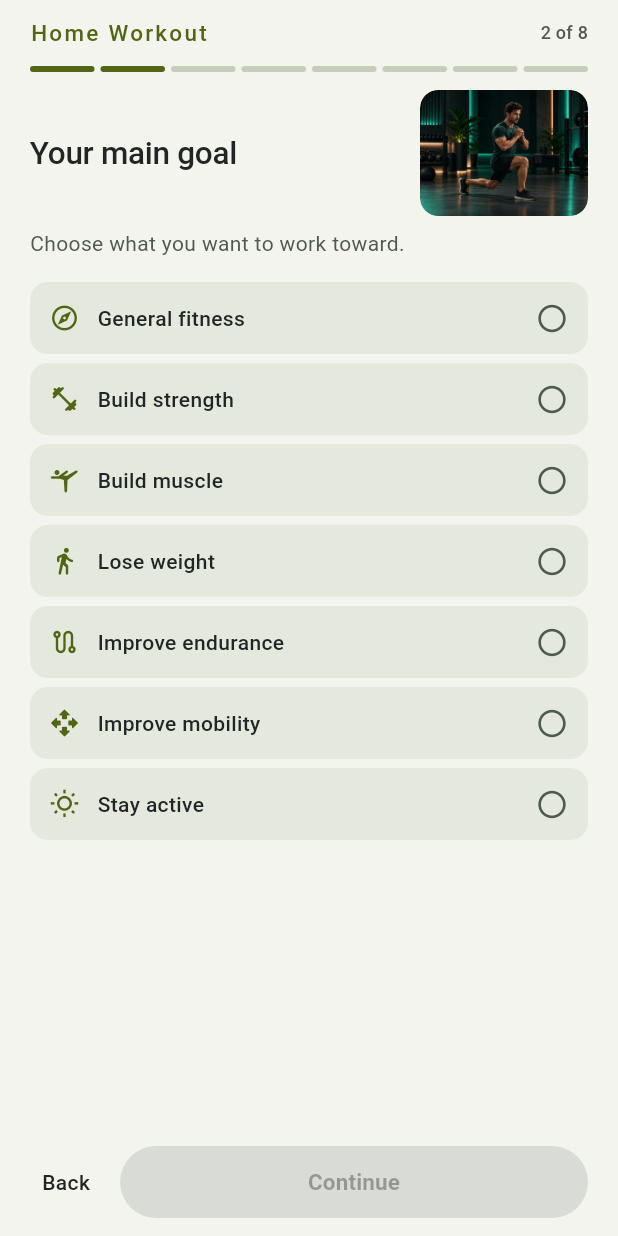
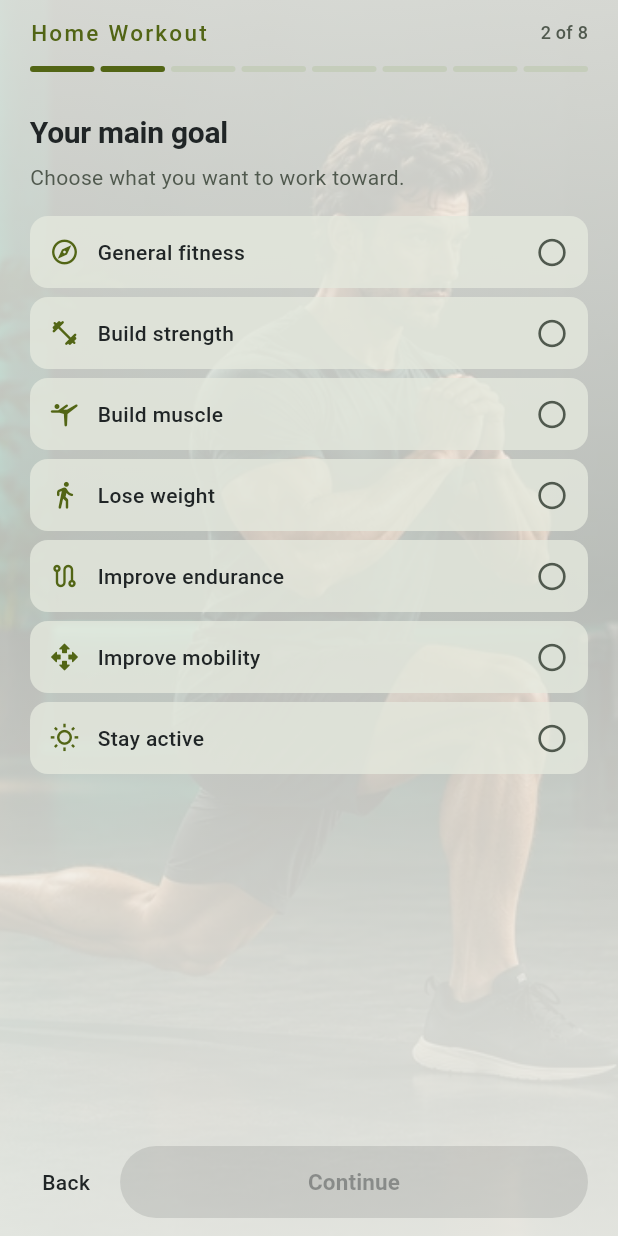
Before and after one commit to mu-spec/fitflow, a Flutter app: the screen it shows after launch, after a tap on "Continue", on a phone screen of 412 x 824 dp. Run offline on Flutter 3.47's test engine with Material 3 defaults, Android fonts, the phone set to English and light mode, and no system bars; our stand-ins replace file_picker, flutter_local_notifications, flutter_riverpod, flutter_timezone, flutter_tts, go_router and 2 more; accounts and stored records are empty.

Commit message:
Polish onboarding photography and add Home Workout branding

```diff
--- a/fitflow/lib/features/onboarding/presentation/onboarding_shell.dart
+++ b/fitflow/lib/features/onboarding/presentation/onboarding_shell.dart
@@ -1,5 +1,5 @@
 import 'package:fitflow/core/design/fitflow_layout.dart';
-import 'package:fitflow/core/design/media/fitflow_exercise_image.dart';
+import 'setup_photo_background.dart';
 import 'package:fitflow/features/workouts/presentation/workouts_theme.dart';
 import 'package:fitflow/features/onboarding/presentation/widgets/onboarding_progress.dart';
 import 'package:fitflow/l10n/fitflow_l10n.dart';
@@ -61,39 +61,14 @@ class OnboardingShell extends StatelessWidget {
                               : trailingLabel,
                           textAlign: TextAlign.center))),
             ]));
-        final photo = ClipRRect(
-            borderRadius: BorderRadius.circular(12),
-            child: FitFlowExerciseImage.hero(
-                exerciseId: _photos[(step - 1).clamp(0, 7)],
-                width: 112,
-                height: 84));
         Widget body() =>
             Column(crossAxisAlignment: CrossAxisAlignment.stretch, children: [
-              if (step == 1 || step == totalSteps) ...[
-                LayoutBuilder(builder: (context, constraints) {
-                  final width = constraints.maxWidth.clamp(0.0, 340.0);
-                  return Center(
-                      child: ClipRRect(
-                          borderRadius: BorderRadius.circular(16),
-                          child: FitFlowExerciseImage.hero(
-                              exerciseId: _photos[step - 1],
-                              width: width,
-                              height: width * .75)));
-                }),
               const SizedBox(height: 16),
               Semantics(
                   header: true,
-                    child: Text(title, style: theme.textTheme.titleLarge)),
-              ] else
-                Row(crossAxisAlignment: CrossAxisAlignment.center, children: [
-                  Expanded(
-                      child: Semantics(
-                          header: true,
-                          child:
-                              Text(title, style: theme.textTheme.titleLarge))),
-                  const SizedBox(width: 12),
-                  photo,
-                ]),
+                  child: Text(title,
+                      style: theme.textTheme.headlineSmall
+                          ?.copyWith(fontWeight: FontWeight.w600))),
               if (description != null) ...[
                 const SizedBox(height: 8),
                 Text(description!,
@@ -112,18 +87,24 @@ class OnboardingShell extends StatelessWidget {
               ],
               const SizedBox(height: 8),
             ]);
-        return Scaffold(body: SafeArea(child: FitFlowMaxWidth(
+        return SetupPhotoBackground(
+            exerciseId: _photos[(step - 1).clamp(0, 7)],
+            child: Scaffold(
+                backgroundColor: Colors.transparent,
+                body: SafeArea(child: FitFlowMaxWidth(
                   child: LayoutBuilder(builder: (context, constraints) {
                     final progress = Padding(
                         padding: const EdgeInsets.symmetric(vertical: 12),
-                child: OnboardingProgress(step: step, totalSteps: totalSteps));
+                        child: OnboardingProgress(
+                            step: step, totalSteps: totalSteps));
                     return Padding(
                         padding: const EdgeInsets.symmetric(horizontal: 20),
                         child: constraints.maxHeight < 400
                             ? SingleChildScrollView(
                                 key: ValueKey('short_$step'),
                                 child: Column(
-                            crossAxisAlignment: CrossAxisAlignment.stretch,
+                                    crossAxisAlignment:
+                                        CrossAxisAlignment.stretch,
                                     children: [progress, body(), actions]))
                             : Column(
                                 crossAxisAlignment: CrossAxisAlignment.stretch,
@@ -136,6 +117,6 @@ class OnboardingShell extends StatelessWidget {
                                     actions,
                                   ]));
                   }),
-        )));
+                ))));
       }));
 }
--- /dev/null
+++ b/fitflow/lib/features/onboarding/presentation/setup_photo_background.dart
@@ -0,0 +1,42 @@
+import 'package:fitflow/core/design/media/exercise_media_registry.dart';
+import 'package:flutter/material.dart';
+
+/// Decorative setup photography, not an exercise demonstration or prescription.
+/// The backdrop fills the viewport; the foreground keeps its own scroll/safe area.
+class SetupPhotoBackground extends StatelessWidget {
+  const SetupPhotoBackground(
+      {super.key, required this.exerciseId, required this.child});
+  final String exerciseId;
+  final Widget child;
+
+  @override
+  Widget build(BuildContext context) {
+    final dark = Theme.of(context).brightness == Brightness.dark;
+    final surface = Theme.of(context).colorScheme.surface;
+    final asset = ExerciseMediaRegistry.lookup(exerciseId)?.hero;
+    return Stack(fit: StackFit.expand, children: [
+      ColoredBox(color: surface),
+      if (asset != null)
+        ExcludeSemantics(
+            child: Image.asset(asset.path,
+                key: const Key('setup_fullscreen_photo'),
+                fit: BoxFit.cover,
+                alignment: Alignment.center,
+                errorBuilder: (_, __, ___) => ColoredBox(color: surface))),
+      // A continuous scrim keeps questions readable even over bright clothing.
+      DecoratedBox(
+          decoration: BoxDecoration(
+              gradient: LinearGradient(
+        begin: Alignment.topCenter,
+        end: Alignment.bottomCenter,
+        colors: [
+          surface.withValues(alpha: dark ? .82 : .88),
+          surface.withValues(alpha: dark ? .78 : .76),
+          surface.withValues(alpha: dark ? .90 : .92)
+        ],
+        stops: const [0, .48, 1],
+      ))),
+      child,
+    ]);
+  }
+}
--- a/fitflow/lib/features/onboarding/presentation/widgets/onboarding_choice.dart
+++ b/fitflow/lib/features/onboarding/presentation/widgets/onboarding_choice.dart
@@ -33,8 +33,8 @@ class OnboardingChoice extends StatelessWidget {
               : context.l10n.choiceNotSelected,
           child: Material(
               color: selected
-                  ? colors.primaryContainer
-                  : colors.surfaceContainerLow,
+                  ? colors.primaryContainer.withValues(alpha: .95)
+                  : colors.surfaceContainerLow.withValues(alpha: .80),
               borderRadius: BorderRadius.circular(12),
               child: InkWell(
                 onTap: onSelected,
--- a/fitflow/lib/features/splash/splash_screen.dart
+++ b/fitflow/lib/features/splash/splash_screen.dart
@@ -1,4 +1,5 @@
 import 'package:fitflow/app/router/app_routes.dart';
+import 'package:fitflow/features/workouts/presentation/workouts_theme.dart';
 import 'package:fitflow/l10n/fitflow_l10n.dart';
 import 'package:fitflow/core/constants/app_constants.dart';
 import 'package:fitflow/core/persistence/shared_preferences_provider.dart';
@@ -116,8 +117,8 @@ class _SplashScreenState extends ConsumerState<SplashScreen> {
 
   @override
   Widget build(BuildContext context) {
+    return WorkoutsTheme(child: Builder(builder: (context) {
       final theme = Theme.of(context);
-
       return Scaffold(
         body: SafeArea(
           child: Center(
@@ -129,13 +130,22 @@ class _SplashScreenState extends ConsumerState<SplashScreen> {
                       inFlight: _retryInFlight,
                       onRetry: _retry,
                     )
-                : Column(
+                  : SingleChildScrollView(
+                      child: Column(
                       mainAxisSize: MainAxisSize.min,
                       children: [
+                        ClipRRect(
+                            borderRadius: BorderRadius.circular(24),
+                            child: Image.asset(
+                                'assets/images/branding/home_workout_icon.png',
+                                width: 112,
+                                height: 112,
+                                excludeFromSemantics: true)),
+                        const SizedBox(height: 24),
                         Text(
                           AppConstants.appName,
                           textAlign: TextAlign.center,
-                        style: theme.textTheme.displaySmall?.copyWith(
+                          style: theme.textTheme.headlineSmall?.copyWith(
                             color: theme.colorScheme.primary,
                           ),
                         ),
@@ -148,11 +158,12 @@ class _SplashScreenState extends ConsumerState<SplashScreen> {
                           ),
                         ),
                       ],
-                  ),
+                    )),
             ),
           ),
         ),
       );
+    }));
   }
 }
 
--- a/fitflow/pubspec.yaml
+++ b/fitflow/pubspec.yaml
@@ -29,8 +29,8 @@ dev_dependencies:
 flutter:
   generate: true
   uses-material-design: true
-  # Photography is pending delivery. These directories contain no demo images.
   assets:
+    - assets/images/branding/
     - assets/images/exercises/thumb/
     - assets/images/exercises/hero/
     - assets/images/programs/
```
Also changed, not shown: fitflow/lib/features/capability_assessment/presentation/capability_assessment_screen.dart (+46 -15 lines), fitflow/lib/features/onboarding/presentation/workout_preparation_view.dart (+7 -10 lines), fitflow/assets/images/branding/home_workout_icon.png (added), fitflow/docs/release/artwork/play_store_icon.png (added), 23 other files. Lines whose indentation alone changed are shown as unchanged.
